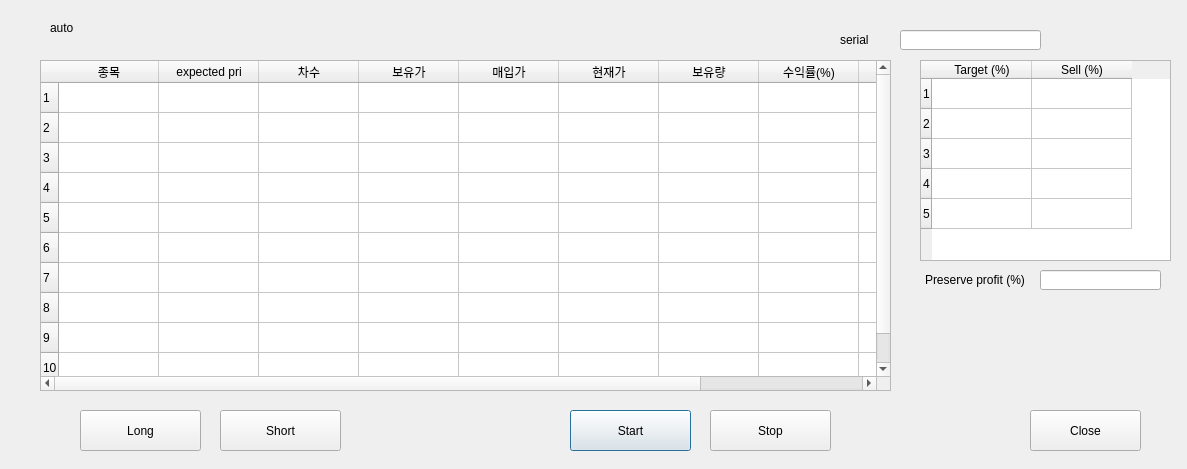
The window that tableWidget.ui (daridhk/kiwoom) describes before a commit, drawn with Qt 5.
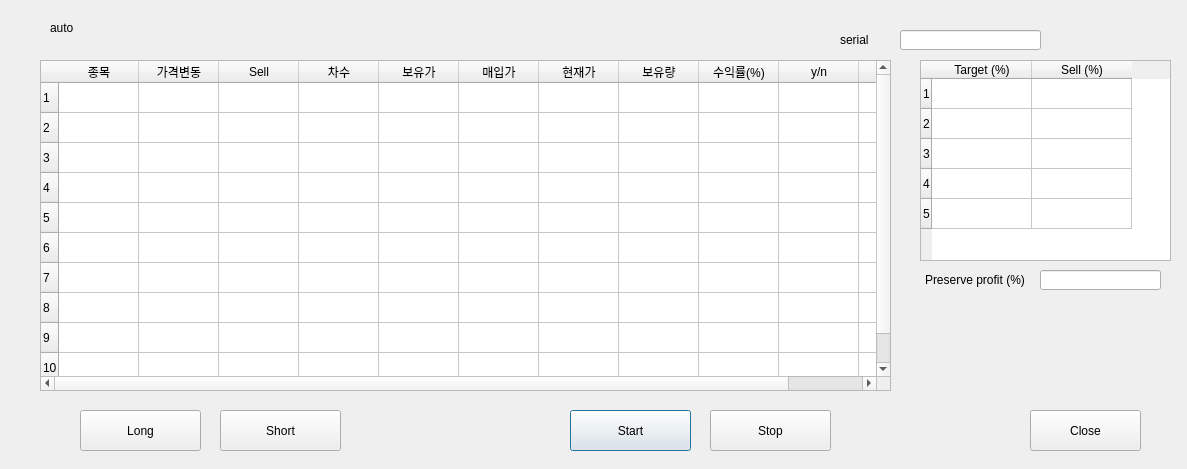
The same window after the commit.

```diff
--- a/tableWidget.ui
+++ b/tableWidget.ui
@@ -35,8 +35,11 @@
     <number>10</number>
    </property>
    <property name="columnCount">
-    <number>10</number>
+    <number>11</number>
    </property>
+   <attribute name="horizontalHeaderDefaultSectionSize">
+    <number>80</number>
+   </attribute>
    <row/>
    <row/>
    <row/>
@@ -54,7 +57,12 @@
    </column>
    <column>
     <property name="text">
-     <string>expected pri</string>
+     <string>가격변동</string>
+    </property>
+   </column>
+   <column>
+    <property name="text">
+     <string>Sell</string>
     </property>
    </column>
    <column>
```
